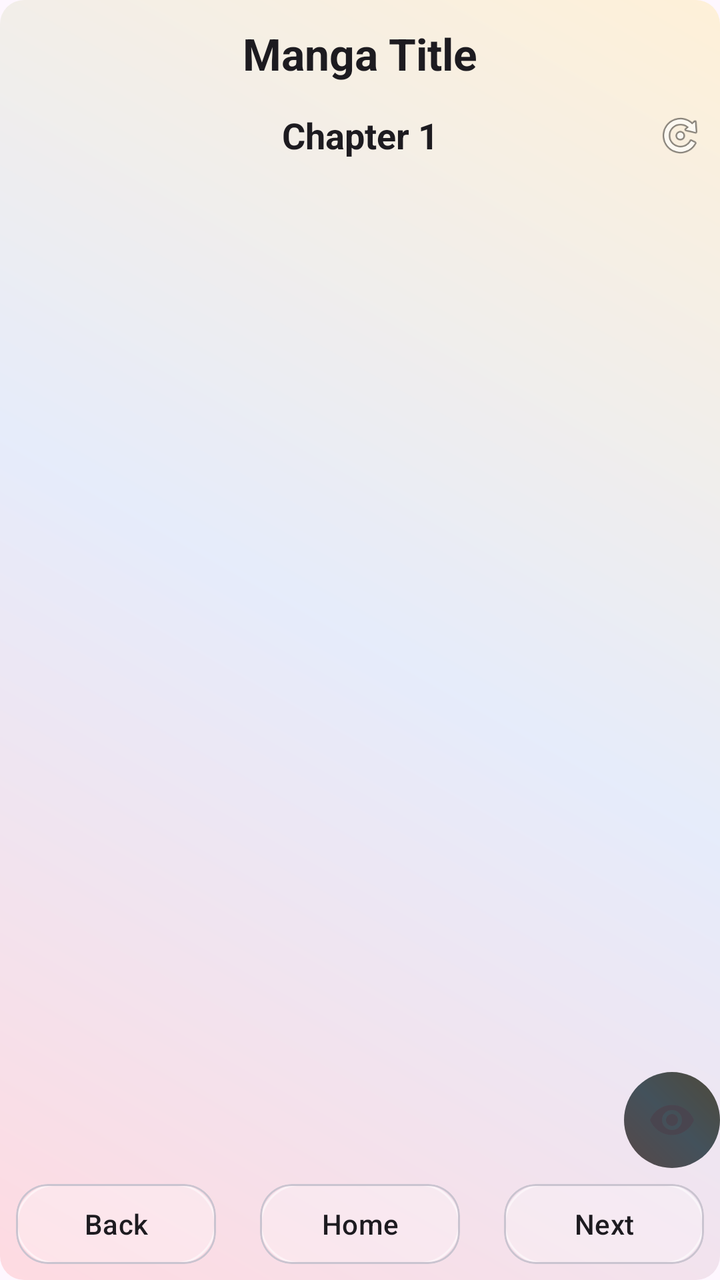
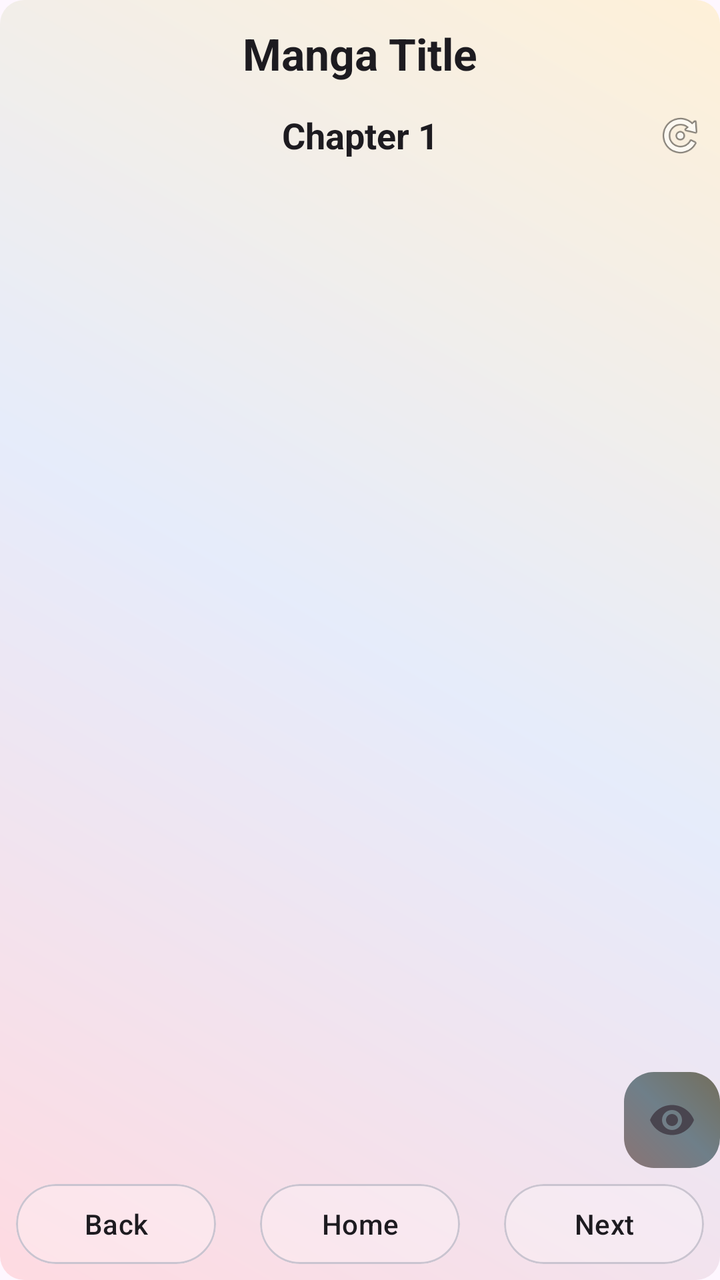

Two renders of the same Android screen: before a commit and after it. Below are the layout's source before the change and the commit's diff.
<!-- AndroidManifest.xml: application theme Theme.MangaV5 -->
<!-- res/layout/activity_chapter_page.xml -->
<?xml version="1.0" encoding="utf-8"?>
<androidx.constraintlayout.widget.ConstraintLayout
    xmlns:android="http://schemas.android.com/apk/res/android"
    xmlns:app="http://schemas.android.com/apk/res-auto"
    android:layout_width="match_parent"
    android:layout_height="match_parent"
    android:background="@drawable/bg_gradient">

    
    <androidx.constraintlayout.widget.ConstraintLayout
        android:id="@+id/upperPartLayout"
        android:layout_width="0dp"
        android:layout_height="wrap_content"
        android:padding="4dp"
        app:layout_constraintTop_toTopOf="parent"
        app:layout_constraintStart_toStartOf="parent"
        android:fitsSystemWindows="true"
        app:layout_constraintEnd_toEndOf="parent">

        
        <TextView
            android:id="@+id/mangaTitle"
            android:layout_width="0dp"
            android:layout_height="wrap_content"
            android:text="Manga Title"
            android:textSize="22sp"
            android:textStyle="bold"
            android:gravity="center"
            android:padding="8dp"
            android:textColor="?android:attr/textColorPrimary"
            app:layout_constraintTop_toTopOf="parent"
            app:layout_constraintStart_toStartOf="parent"
            app:layout_constraintEnd_toEndOf="parent"/>

        
        <TextView
            android:id="@+id/chapterNumber"
            android:layout_width="wrap_content"
            android:layout_height="wrap_content"
            android:text="Chapter 1"
            android:textSize="18sp"
            android:textStyle="bold"
            android:gravity="center"
            android:padding="6dp"
            android:textColor="?android:attr/textColorPrimary"
            app:layout_constraintTop_toBottomOf="@id/mangaTitle"
            app:layout_constraintStart_toStartOf="parent"
            app:layout_constraintEnd_toEndOf="parent"/>

        
        <ImageButton
            android:id="@+id/btnRefresh"
            android:layout_width="32dp"
            android:layout_height="32dp"
            android:background="@android:color/transparent"
            android:padding="4dp"
            android:scaleType="centerInside"
            android:contentDescription="Refresh"
            android:src="@android:drawable/ic_menu_rotate"
            app:layout_constraintTop_toTopOf="@id/chapterNumber"
            app:layout_constraintBottom_toBottomOf="@id/chapterNumber"
            app:layout_constraintEnd_toEndOf="parent"/>
    </androidx.constraintlayout.widget.ConstraintLayout>

    
    <FrameLayout
        android:id="@+id/recyclerContainer"
        android:layout_width="0dp"
        android:layout_height="0dp"
        app:layout_constraintTop_toBottomOf="@id/upperPartLayout"
        app:layout_constraintBottom_toTopOf="@id/lowerPartLayout"
        app:layout_constraintStart_toStartOf="parent"
        app:layout_constraintEnd_toEndOf="parent">

        

        

        <androidx.recyclerview.widget.RecyclerView
            android:id="@+id/recyclerPages"
            android:layout_width="match_parent"
            android:layout_height="match_parent"
            android:clipToPadding="false"
            android:padding="0dp"
            android:scrollbars="vertical" />

        <FrameLayout
            android:id="@+id/overlay_refresh_container"
            android:layout_width="match_parent"
            android:layout_height="match_parent"
            android:visibility="gone"
            android:gravity="center">

            <LinearLayout
                android:orientation="vertical"
                android:layout_gravity="center"
                android:layout_width="wrap_content"
                android:layout_height="wrap_content">

                <Button
                    android:id="@+id/btn_overlay_refresh"
                    android:layout_width="wrap_content"
                    android:layout_height="wrap_content"
                    android:text="Reload Chapter"
                    android:textSize="16sp"
                    android:padding="16dp"
                    android:layout_gravity="center"
                    android:background="@drawable/bg_gradient"
                    android:textColor="@android:color/white"/>

                <TextView
                    android:id="@+id/overlay_refresh_text"
                    android:layout_width="wrap_content"
                    android:layout_height="wrap_content"
                    android:text="Tap to reload the chapter"
                    android:textSize="14sp"
                    android:layout_gravity="center"
                    android:textColor="@android:color/white"
                    android:layout_marginTop="8dp"
                    android:gravity="center"/>
            </LinearLayout>
        </FrameLayout>

    </FrameLayout>

    
    <ImageButton
        android:id="@+id/btnToggleUI"
        android:layout_width="48dp"
        android:layout_height="48dp"
        android:alpha="1"
        android:background="@drawable/bg_gradient_search"
        android:contentDescription="Toggle UI"
        android:src="@drawable/ic_visibility_on"
        app:layout_constraintBottom_toBottomOf="@+id/recyclerContainer"
        app:layout_constraintEnd_toEndOf="parent" />

    
    <androidx.constraintlayout.widget.ConstraintLayout
        android:id="@+id/lowerPartLayout"
        android:layout_width="0dp"
        android:layout_height="wrap_content"
        android:padding="8dp"
        app:layout_constraintBottom_toBottomOf="parent"
        app:layout_constraintStart_toStartOf="parent"
        app:layout_constraintEnd_toEndOf="parent">

        
        <FrameLayout
            android:layout_width="100dp"
            android:layout_height="40dp"
            app:layout_constraintStart_toStartOf="parent"
            app:layout_constraintTop_toTopOf="parent"
            app:layout_constraintBottom_toBottomOf="parent">

            <com.google.android.material.card.MaterialCardView
                android:layout_width="match_parent"
                android:layout_height="match_parent"
                app:cardCornerRadius="16dp"
                app:cardBackgroundColor="@android:color/transparent">

                <View
                    android:layout_width="match_parent"
                    android:layout_height="match_parent"
                    android:background="@drawable/glass_bg" />
            </com.google.android.material.card.MaterialCardView>

            <Button
                android:id="@+id/btnPrevious"
                android:layout_width="match_parent"
                android:layout_height="match_parent"
                android:text="Back"
                android:textColor="?android:attr/textColorPrimary"
                android:textSize="14sp"
                android:background="@android:color/transparent"
                android:gravity="center"/>
        </FrameLayout>

        
        <FrameLayout
            android:layout_width="100dp"
            android:layout_height="40dp"
            app:layout_constraintStart_toStartOf="parent"
            app:layout_constraintEnd_toEndOf="parent"
            app:layout_constraintTop_toTopOf="parent"
            app:layout_constraintBottom_toBottomOf="parent">

            <com.google.android.material.card.MaterialCardView
                android:layout_width="match_parent"
                android:layout_height="match_parent"
                app:cardCornerRadius="16dp"
                app:cardBackgroundColor="@android:color/transparent">

                <View
                    android:layout_width="match_parent"
                    android:layout_height="match_parent"
                    android:background="@drawable/glass_bg" />
            </com.google.android.material.card.MaterialCardView>

            <Button
                android:id="@+id/btnHome"
                android:layout_width="match_parent"
                android:layout_height="match_parent"
                android:text="Home"
                android:textColor="?android:attr/textColorPrimary"
                android:textSize="14sp"
                android:background="@android:color/transparent"
                android:gravity="center"/>
        </FrameLayout>

        
        <FrameLayout
            android:layout_width="100dp"
            android:layout_height="40dp"
            app:layout_constraintEnd_toEndOf="parent"
            app:layout_constraintTop_toTopOf="parent"
            app:layout_constraintBottom_toBottomOf="parent">

            <com.google.android.material.card.MaterialCardView
                android:layout_width="match_parent"
                android:layout_height="match_parent"
                app:cardCornerRadius="16dp"
                app:cardBackgroundColor="@android:color/transparent">

                <View
                    android:layout_width="match_parent"
                    android:layout_height="match_parent"
                    android:background="@drawable/glass_bg"/>
            </com.google.android.material.card.MaterialCardView>

            <Button
                android:id="@+id/btnNext"
                android:layout_width="match_parent"
                android:layout_height="match_parent"
                android:text="Next"
                android:textColor="?android:attr/textColorPrimary"
                android:textSize="14sp"
                android:background="@android:color/transparent"
                android:gravity="center"/>
        </FrameLayout>
    </androidx.constraintlayout.widget.ConstraintLayout>

</androidx.constraintlayout.widget.ConstraintLayout>
<!-- resources referenced by this layout -->
<resources>
  <!-- drawable bg_gradient (drawable) -->
  <shape xmlns:android="http://schemas.android.com/apk/res/android"
      android:shape="rectangle">
  
      <gradient
          android:startColor="#33FF6B6B"
          android:centerColor="#3385C1E9"
          android:endColor="#33FFD93D"
          android:angle="45"
          android:type="linear"/>
  
      <corners android:radius="12dp"/>
  </shape>
  <!-- drawable bg_gradient_search (drawable) -->
  <shape xmlns:android="http://schemas.android.com/apk/res/android"
      android:shape="rectangle">
  
      <gradient
          android:startColor="#574848"
          android:centerColor="#43515B"
          android:endColor="#4E493B"
          android:angle="45"
          android:type="linear"/>
  
      <corners android:radius="35dp"/>
  </shape>
  <!-- drawable glass_bg (drawable) -->
  <layer-list xmlns:android="http://schemas.android.com/apk/res/android">
  
      
      <item>
          <shape android:shape="rectangle">
              <solid android:color="@android:color/transparent"/>
              <corners android:radius="50dp"/>
              <stroke
                  android:width="1dp"
                  android:color="#80FFFFFF"/>
          </shape>
      </item>
  
      
      <item android:left="0dp" android:top="0dp" android:right="0dp" android:bottom="0dp">
          <shape android:shape="rectangle">
              <solid android:color="#40FFFFFF"/>
              <corners android:radius="50dp"/>
          </shape>
      </item>
  
  </layer-list>
  <!-- drawable ic_visibility_on (drawable) -->
  <vector xmlns:android="http://schemas.android.com/apk/res/android"
      android:width="24dp"
      android:height="24dp"
      android:viewportWidth="24"
      android:viewportHeight="24"
      android:tint="?attr/colorControlNormal">
  
      <path
          android:fillColor="?attr/colorOnBackground"
          android:pathData="M12,4.5C7,4.5 2.73,7.61 1,12c1.73,4.39 6,7.5 11,7.5s9.27,-3.11 11,-7.5c-1.73,-4.39 -6,-7.5 -11,-7.5zM12,17c-2.76,0 -5,-2.24 -5,-5s2.24,-5 5,-5 5,2.24 5,5 -2.24,5 -5,5zM12,9c-1.66,0 -3,1.34 -3,3s1.34,3 3,3 3,-1.34 3,-3 -1.34,-3 -3,-3z"/>
  </vector>
  <style name="Theme.MangaV5" parent="Theme.MaterialComponents.DayNight.DarkActionBar">
          
          <item name="colorPrimary">@color/purple_500</item>
          <item name="colorPrimaryVariant">@color/purple_700</item>
          <item name="colorOnPrimary">@color/white</item>
          
          <item name="colorSecondary">@color/teal_200</item>
          <item name="colorSecondaryVariant">@color/teal_700</item>
          <item name="colorOnSecondary">@color/black</item>
          
          <item name="android:statusBarColor">?attr/colorPrimaryVariant</item>
          
      </style>
  <color name="purple_500">#FF6200EE</color>
  <color name="purple_700">#FF3700B3</color>
  <color name="white">#FFFFFFFF</color>
  <color name="teal_200">#FF03DAC5</color>
  <color name="teal_700">#FF018786</color>
  <color name="black">#FF000000</color>
</resources>

<!-- the commit's change to res/layout/activity_chapter_page.xml (unified diff, before → after) -->
@@ -156,8 +156,10 @@
             <com.google.android.material.card.MaterialCardView
                 android:layout_width="match_parent"
                 android:layout_height="match_parent"
-                app:cardCornerRadius="16dp"
-                app:cardBackgroundColor="@android:color/transparent">
+                app:cardCornerRadius="28dp"
+                app:cardBackgroundColor="@android:color/transparent"
+                android:clipChildren="false"
+                android:clipToPadding="false">
 
                 <View
                     android:layout_width="match_parent"
@@ -188,8 +190,10 @@
             <com.google.android.material.card.MaterialCardView
                 android:layout_width="match_parent"
                 android:layout_height="match_parent"
-                app:cardCornerRadius="16dp"
-                app:cardBackgroundColor="@android:color/transparent">
+                app:cardCornerRadius="28dp"
+                app:cardBackgroundColor="@android:color/transparent"
+                android:clipChildren="false"
+                android:clipToPadding="false">
 
                 <View
                     android:layout_width="match_parent"
@@ -219,8 +223,10 @@
             <com.google.android.material.card.MaterialCardView
                 android:layout_width="match_parent"
                 android:layout_height="match_parent"
-                app:cardCornerRadius="16dp"
-                app:cardBackgroundColor="@android:color/transparent">
+                app:cardCornerRadius="28dp"
+                app:cardBackgroundColor="@android:color/transparent"
+                android:clipChildren="false"
+                android:clipToPadding="false">
 
                 <View
                     android:layout_width="match_parent"
<!-- resource entries referenced after the edit -->
@@ -18,13 +18,13 @@
       android:shape="rectangle">
   
       <gradient
-          android:startColor="#574848"
-          android:centerColor="#43515B"
-          android:endColor="#4E493B"
+          android:startColor="#8A7474"
+          android:centerColor="#6F7F89"
+          android:endColor="#736E5C"
           android:angle="45"
           android:type="linear"/>
   
-      <corners android:radius="35dp"/>
+      <corners android:radius="15dp"/>
   </shape>
   <!-- drawable glass_bg (drawable) -->
   <layer-list xmlns:android="http://schemas.android.com/apk/res/android">
